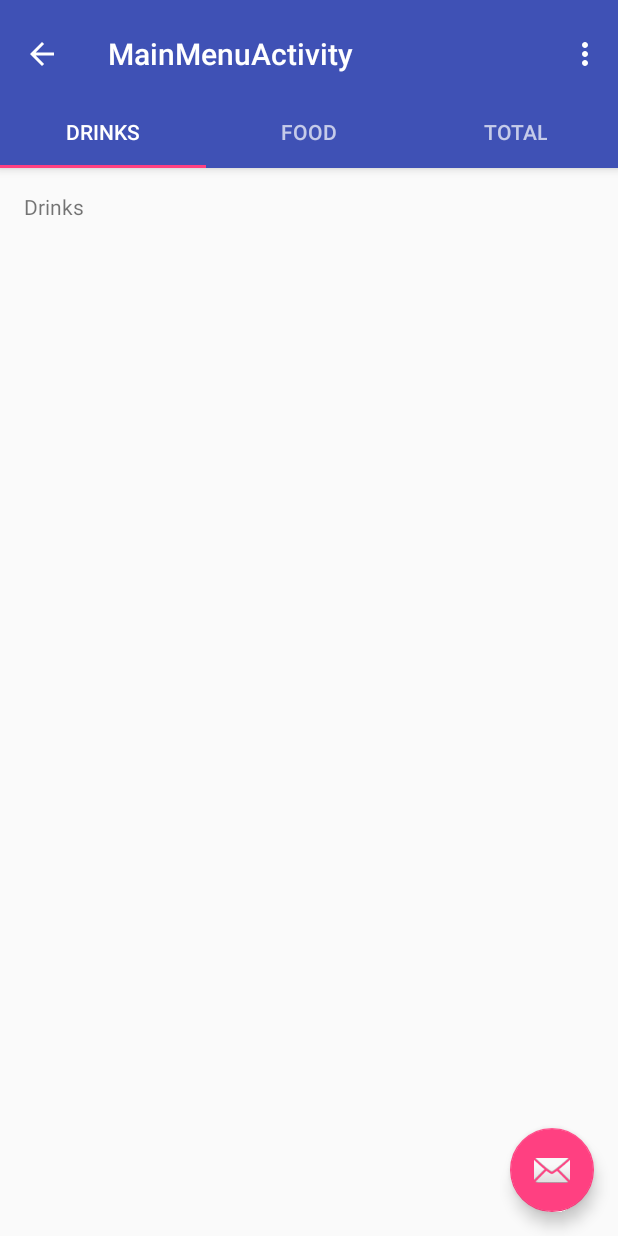
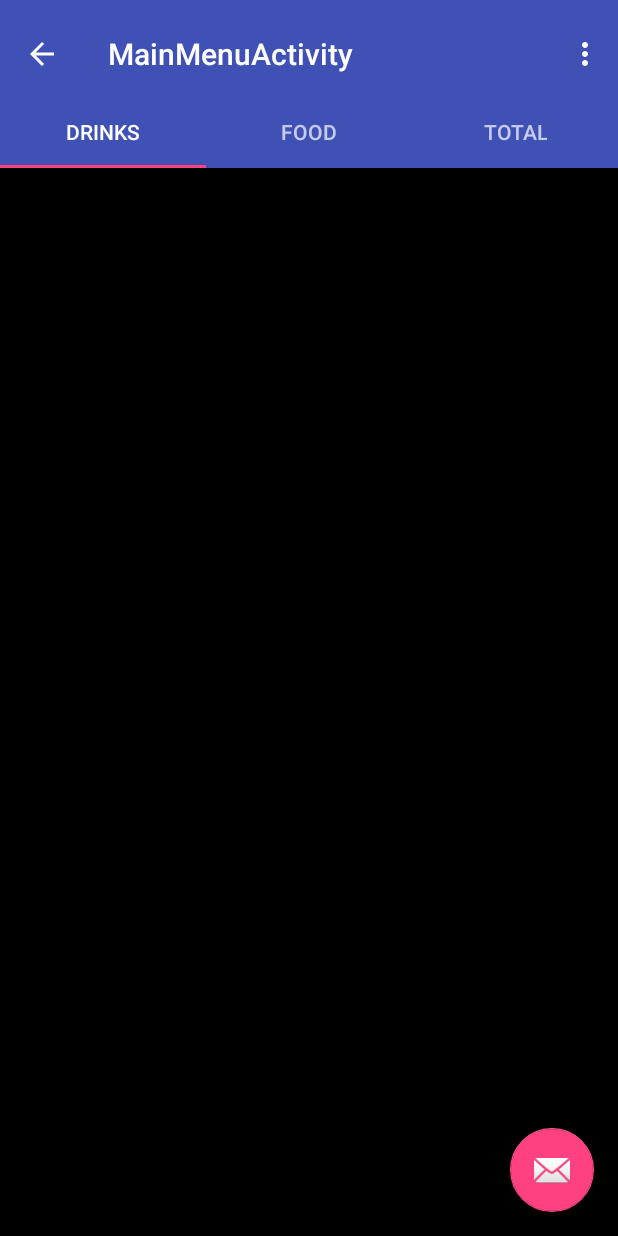
Before and after one commit to ContagionNZ/MDDN_Project3_Holder, an Android app: the Tab1DrinkMenu screen opened directly, with no data from a screen before it, on a phone screen of 412 x 824 dp. Run offline under Robolectric (Android 15) with nearby library versions, the phone set to English and light mode, and no system bars.

Commit message:
Added fix for text

```diff
--- a/MDDNProject3/app/src/main/res/layout/tab1drinkmenu.xml
+++ b/MDDNProject3/app/src/main/res/layout/tab1drinkmenu.xml
@@ -7,12 +7,7 @@
     android:paddingLeft="@dimen/activity_horizontal_margin"
     android:paddingRight="@dimen/activity_horizontal_margin"
     android:paddingTop="@dimen/activity_vertical_margin"
+    android:background="@android:color/black"
     tools:context="com.example.steven.mddnproject3.MainMenuActivity$PlaceholderFragment">
 
-    <TextView
-        android:id="@+id/section_label"
-        android:layout_width="wrap_content"
-        android:layout_height="wrap_content"
-        android:text="Drinks"/>
-
 </RelativeLayout>
```
Also changed, not shown: MDDNProject3/app/src/main/res/layout/tab2foodmenu.xml (+1 -6 lines), MDDNProject3/app/src/main/res/layout/tab3total.xml (+1 -6 lines).
